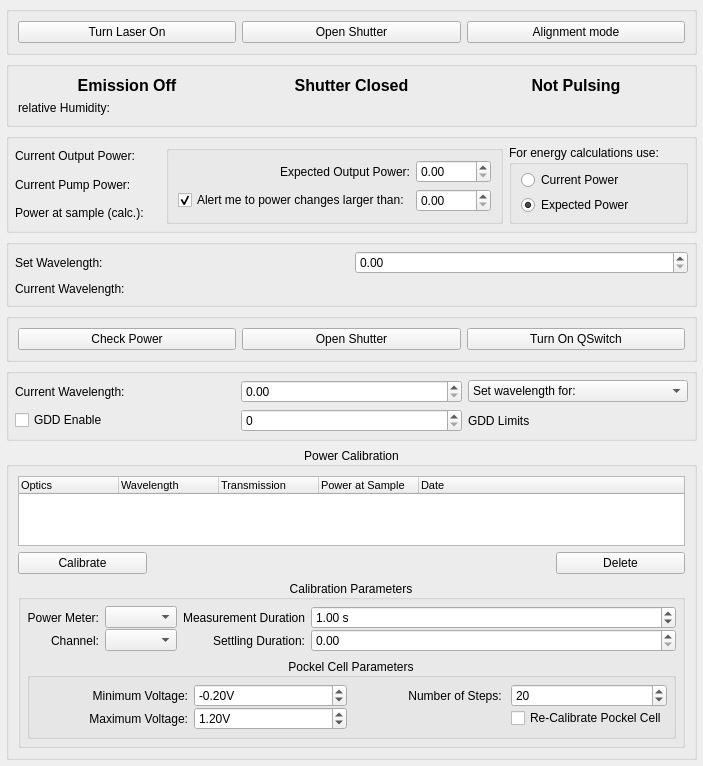
Before: the Qt Designer form acq4/devices/Laser/devTemplate.ui in acq4/acq4, drawn with Qt 5.
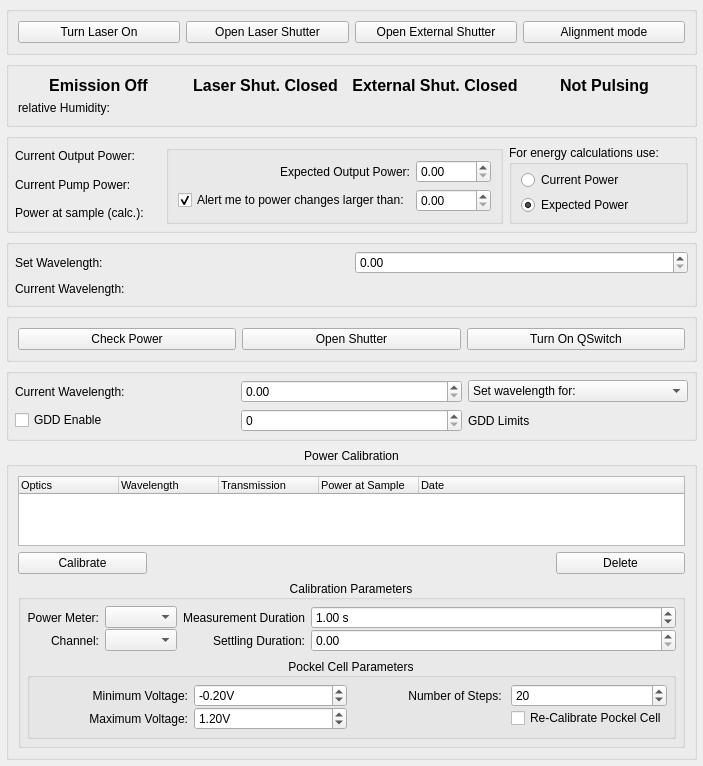
After: the same form once the commit is applied. Custom widgets are drawn as their Qt base class.

Commit message: separated between external and internal shutter

What changed in the file:
```diff
--- a/acq4/devices/Laser/devTemplate.ui
+++ b/acq4/devices/Laser/devTemplate.ui
@@ -609,7 +609,17 @@
       <item>
        <widget class="QPushButton" name="shutterBtn_2">
         <property name="text">
-         <string>Open Shutter</string>
+         <string>Open Laser Shutter</string>
+        </property>
+        <property name="checkable">
+         <bool>true</bool>
+        </property>
+       </widget>
+      </item>
+      <item>
+       <widget class="QPushButton" name="ExternalShutterBtn">
+        <property name="text">
+         <string>Open External Shutter</string>
         </property>
         <property name="checkable">
          <bool>true</bool>
@@ -695,7 +705,7 @@
         </property>
        </widget>
       </item>
-      <item row="0" column="2">
+      <item row="0" column="3">
        <widget class="QLabel" name="PulsingLabel">
         <property name="font">
          <font>
@@ -739,27 +749,37 @@
          </font>
         </property>
         <property name="text">
-         <string>Shutter Closed</string>
+         <string>Laser Shut. Closed</string>
         </property>
         <property name="alignment">
          <set>Qt::AlignCenter</set>
         </property>
        </widget>
       </item>
-      <item row="1" column="1">
-       <widget class="QLabel" name="relHumidityLabel">
-        <property name="text">
-         <string/>
-        </property>
-       </widget>
-      </item>
-      <item row="1" column="2">
+      <item row="1" column="3">
        <widget class="QLabel" name="label_17">
         <property name="text">
          <string/>
         </property>
        </widget>
       </item>
+      <item row="0" column="2">
+       <widget class="QLabel" name="ExternalShutterLabel">
+        <property name="font">
+         <font>
+          <pointsize>12</pointsize>
+          <weight>75</weight>
+          <bold>true</bold>
+         </font>
+        </property>
+        <property name="text">
+         <string>External Shut. Closed</string>
+        </property>
+        <property name="alignment">
+         <set>Qt::AlignCenter</set>
+        </property>
+       </widget>
+      </item>
      </layout>
     </widget>
    </item>
```
Left out of the diff: 11 changed lines with no effect on the pictures. The commit also changes 4 other files.
